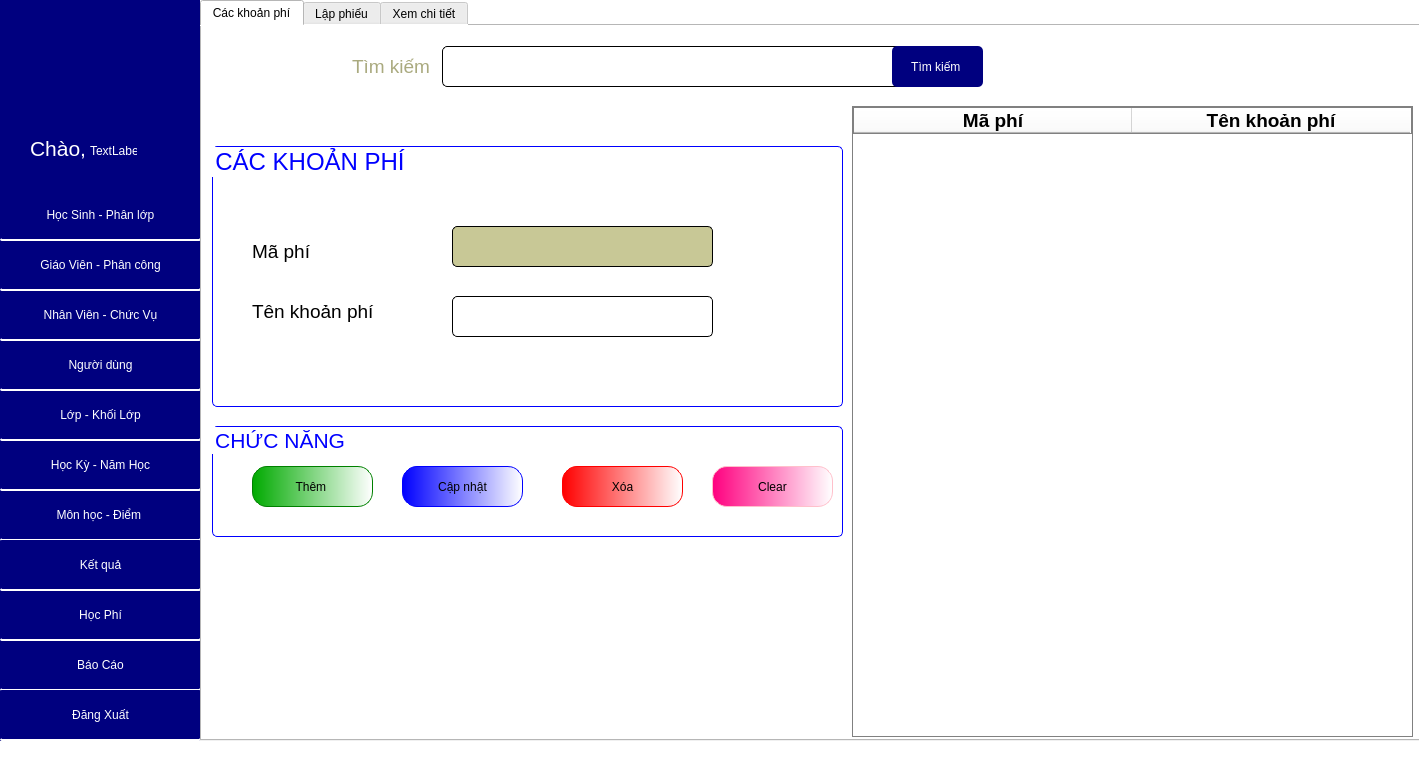
Before: the Qt Designer form GUI/TrangChu.ui in phuthuy44/Student--py, drawn with Qt 5.
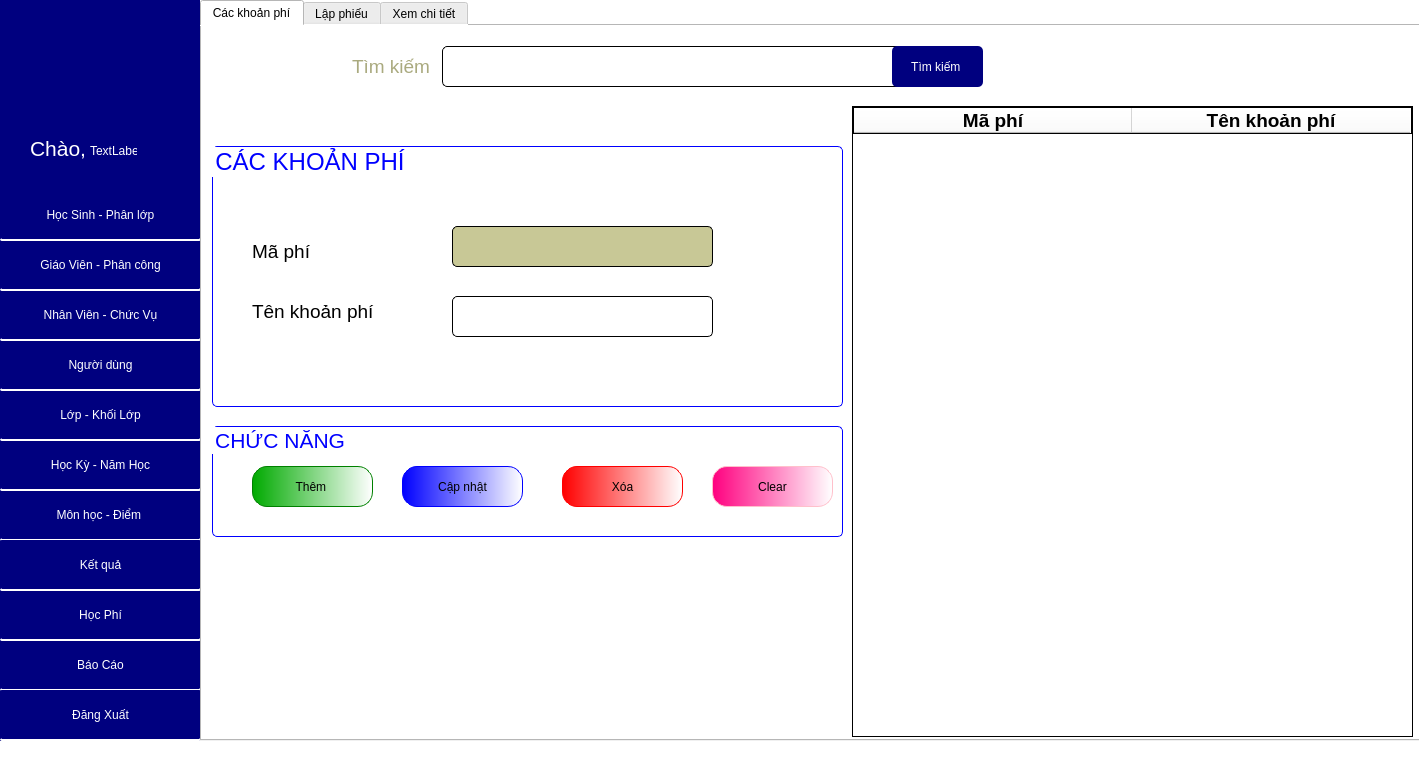
After: the same form once the commit is applied. The open tabs and pages were chosen to show the change.

What changed in the file:
```diff
--- a/GUI/TrangChu.ui
+++ b/GUI/TrangChu.ui
@@ -9923,7 +9923,8 @@
          </rect>
         </property>
         <property name="styleSheet">
-         <string notr="true">border: 1px solid gray ;</string>
+         <string notr="true">border: 1px solid black ;
+font: 14pt &quot;Tahoma&quot;;</string>
         </property>
         <attribute name="horizontalHeaderDefaultSectionSize">
          <number>278</number>
```
Left out of the diff: 10 changed lines with no effect on the pictures.
